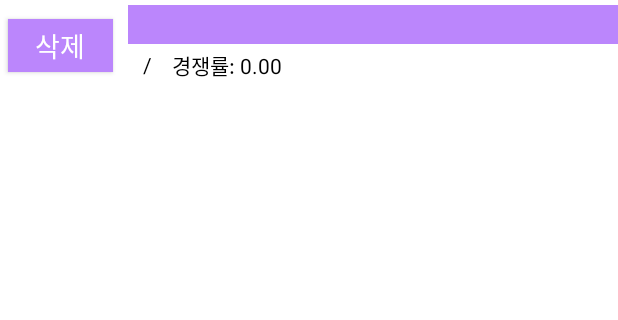
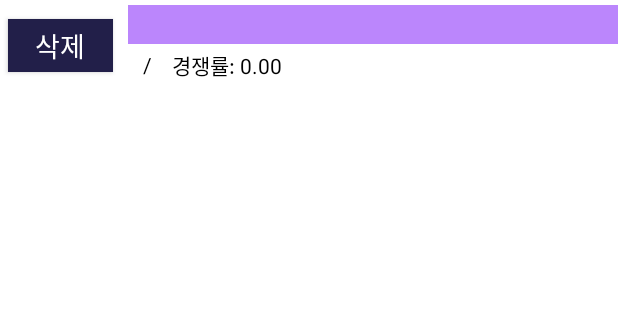
Before and after one commit to phy122/RegisterationProject, an Android app: the MainActivity screen opened directly, with no data from a screen before it, in the side drawer, after a tap on "강의 분석", on a phone screen of 412 x 824 dp, the part 79-399 px from its top. Run offline under Robolectric (Android 15) with nearby library versions, the phone set to English and light mode, and no system bars; our stand-ins replace Firebase (no records; nobody signed in at launch, a user with empty details on screens opened directly).

Commit message:
전체적인 디자인 수정

```diff
--- a/app/build.gradle
+++ b/app/build.gradle
@@ -36,7 +36,6 @@ android {
 dependencies {
 
     implementation 'androidx.appcompat:appcompat:1.6.1'
-    implementation 'com.google.android.material:material:1.10.0'
     implementation 'androidx.constraintlayout:constraintlayout:2.1.4'
     implementation platform('com.google.firebase:firebase-bom:32.6.0')
     implementation 'com.google.firebase:firebase-analytics'
@@ -61,5 +60,6 @@ dependencies {
     implementation 'androidx.databinding:databinding-runtime:4.3.3'
     implementation 'com.firebaseui:firebase-ui-firestore:7.2.0'
     implementation 'androidx.recyclerview:recyclerview:1.0.0'
+    implementation 'com.google.android.material:material:1.4.0'
 }
 apply plugin: 'com.google.gms.google-services'
--- a/app/src/main/res/layout/activity_main.xml
+++ b/app/src/main/res/layout/activity_main.xml
@@ -94,6 +94,8 @@
         android:layout_height="match_parent"
         android:layout_gravity="start"
         android:fitsSystemWindows="true"
+        android:background="@color/_bg_______ek2_color"
+        app:itemTextColor="@color/black"
         app:itemTextAppearance="@style/MyItemFont"
         app:headerLayout="@layout/navi_header"
         app:menu="@menu/navi_menu" />
--- a/app/src/main/res/layout/statistics.xml
+++ b/app/src/main/res/layout/statistics.xml
@@ -9,7 +9,7 @@
         android:layout_height="35dp"
         android:layout_gravity="center"
         android:text="삭제"
-        android:background="@color/purple_200"
+        android:background="@color/rectangle_173_color"
         android:textColor="#ffffff"
         android:textSize="18dp"
         android:id="@+id/deleteButton"
@@ -34,8 +34,8 @@
                 android:id="@+id/courseGrade"
                 android:layout_gravity="center"
                 android:padding="3dp"
-                android:textColor="#ffffff"
-                android:textColorHint="#ffffff"/>
+                android:textColor="@color/black"
+                android:textColorHint="#757373"/>
 
             <TextView
                 android:layout_width="wrap_content"
@@ -44,8 +44,8 @@
                 android:id="@+id/courseName"
                 android:layout_gravity="center"
                 android:padding="3dp"
-                android:textColor="#ffffff"
-                android:textColorHint="#ffffff"
+                android:textColor="#090909"
+                android:textColorHint="#7C7878"
                 android:textStyle="bold"/>
 
             <TextView
@@ -55,8 +55,8 @@
                 android:id="@+id/courseDivide"
                 android:layout_gravity="center"
                 android:padding="3dp"
-                android:textColor="#ffffff"
-                android:textColorHint="#ffffff"/>
+                android:textColor="#0B0A0A"
+                android:textColorHint="#605E5E"/>
         </LinearLayout>
 
         <LinearLayout
@@ -73,7 +73,7 @@
                 android:layout_gravity="center"
                 android:padding="3dp"
                 android:textColor="@color/black"
-                android:textColorHint="#ffffff"/>
+                android:textColorHint="#818080"/>
 
             <TextView
                 android:layout_width="wrap_content"
@@ -82,7 +82,7 @@
                 android:layout_gravity="center"
                 android:padding="3dp"
                 android:textColor="@color/black"
-                android:textColorHint="#ffffff"/>
+                android:textColorHint="#979595"/>
 
             <TextView
                 android:layout_width="wrap_content"
@@ -92,7 +92,7 @@
                 android:layout_gravity="center"
                 android:padding="3dp"
                 android:textColor="@color/black"
-                android:textColorHint="#ffffff"/>
+                android:textColorHint="#787878"/>
 
             <TextView
                 android:layout_width="wrap_content"
@@ -102,7 +102,7 @@
                 android:layout_gravity="center"
                 android:padding="3dp"
                 android:textColor="@color/black"
-                android:textColorHint="#ffffff"/>
+                android:textColorHint="#7A7A7A"/>
 
         </LinearLayout>
 
--- a/app/src/main/res/layout/todo_item.xml
+++ b/app/src/main/res/layout/todo_item.xml
@@ -3,5 +3,7 @@
     android:id="@+id/todoTextView"
     android:layout_width="match_parent"
     android:layout_height="wrap_content"
+    android:textColor="@color/black"
+    android:fontFamily="@font/onemobile"
     android:padding="8dp"
     android:textSize="16sp"/>
--- a/app/src/main/res/menu/todo_context_menu.xml
+++ b/app/src/main/res/menu/todo_context_menu.xml
@@ -2,8 +2,8 @@
 <menu xmlns:android="http://schemas.android.com/apk/res/android">
     <item
         android:id="@+id/editTodo"
-        android:title="Edit Todo" />
+        android:title="일정 수정" />
     <item
         android:id="@+id/deleteTodo"
-        android:title="Delete Todo" />
+        android:title="일정 삭제" />
 </menu>
--- a/app/src/main/res/values/style.xml
+++ b/app/src/main/res/values/style.xml
@@ -28,6 +28,7 @@
     <item name="android:fontFamily">@font/onemobile</item>
     </style>
 
-
-    출처: https://jhshjs.tistory.com/22 [독학하는 1인 개발자:티스토리]
+    <style name="MyCalendarDateText">
+        <item name="android:textColor">@android:color/black</item>
+    </style>
 </resources>
```
Also changed, not shown: app/src/main/res/layout/fragment_calendar.xml (+6 -1 lines), app/src/main/res/layout/fragment_course.xml (+5 -2 lines), app/src/main/res/layout/list_item_course.xml (+21 -9 lines), app/src/main/res/layout/navi_header.xml (+8 -3 lines).
